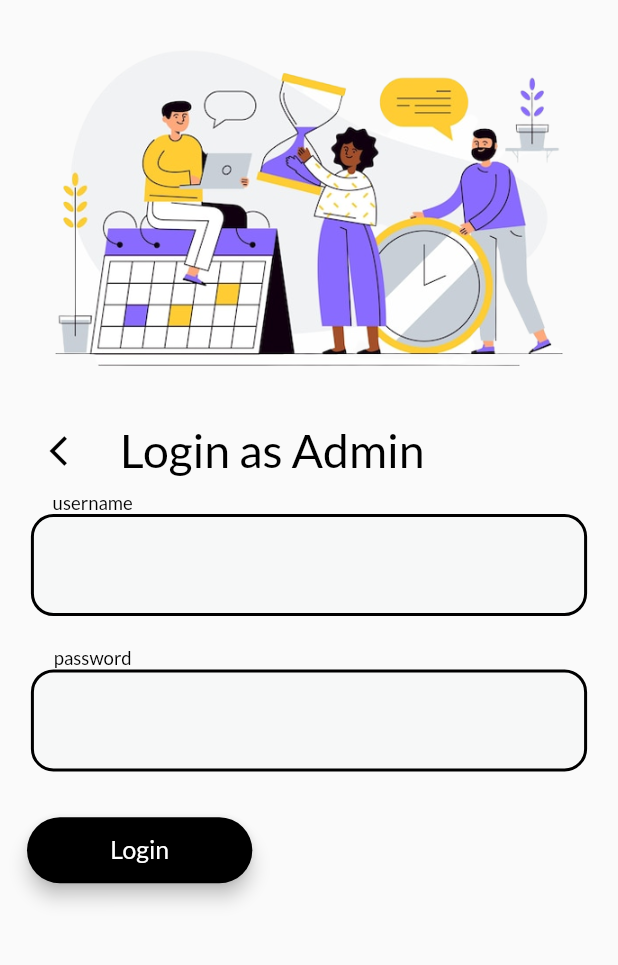
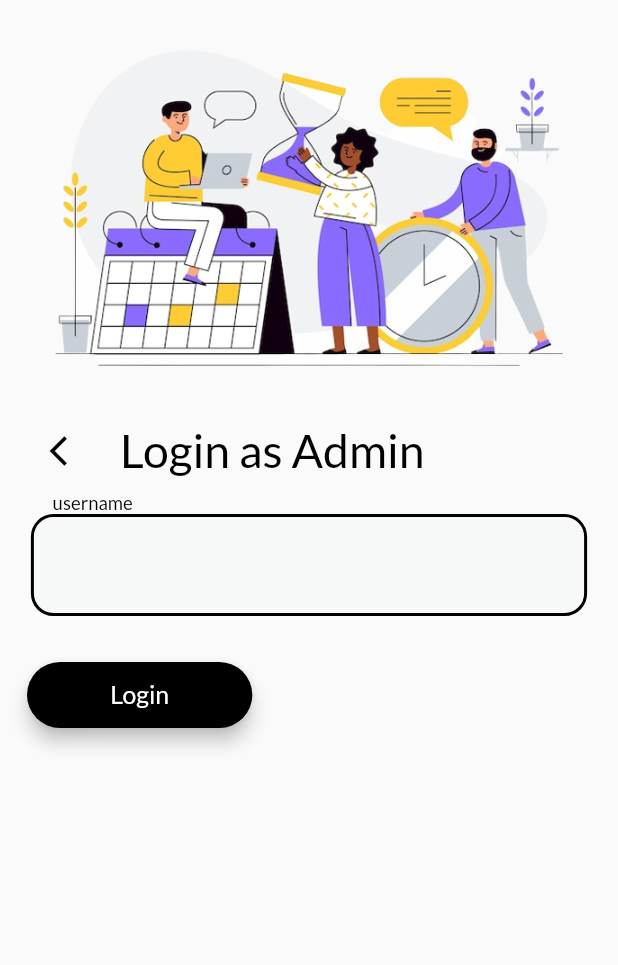
Before and after one commit to hareshbaskaran/SENSE-TASK, a Flutter app: the screen it shows after launch, after a tap on "Login as Admin", on a phone screen of 412 x 824 dp, the part 141-1106 px from its top. Run offline on Flutter 3.47's test engine with Material 2 defaults, Android fonts, the phone set to English and light mode, and no system bars; our stand-ins replace date_time_picker, google_fonts, hive_flutter, realm; missing offline and left inert: mongo_dart, rounded_expansion_tile; accounts and stored records are empty.

```diff
--- a/sense_task/lib/LoginPage.dart
+++ b/sense_task/lib/LoginPage.dart
@@ -198,7 +198,7 @@ class _loginpageState extends State<loginpage> {
                             SizedBox(
                                 height:
                                     MediaQuery.of(context).size.height * 0.025),
-                            Container(
+                         /*   Container(
                               padding: EdgeInsets.fromLTRB(0, 0,
                                   MediaQuery.of(context).size.width * 0.7, 0),
                               child: Text(
@@ -250,7 +250,7 @@ class _loginpageState extends State<loginpage> {
                             ),
                             SizedBox(
                                 height:
-                                    MediaQuery.of(context).size.height * 0.025),
+                                    MediaQuery.of(context).size.height * 0.025),*/
                             Row(
                               children: [
                                 /*Padding(
@@ -444,7 +444,7 @@ class _loginpageState extends State<loginpage> {
                                 SizedBox(
                                     height: MediaQuery.of(context).size.height *
                                         0.025),
-                                Container(
+                     /*           Container(
                                   padding: EdgeInsets.fromLTRB(
                                       0,
                                       0,
@@ -501,7 +501,7 @@ class _loginpageState extends State<loginpage> {
                                 ),
                                 SizedBox(
                                     height: MediaQuery.of(context).size.height *
-                                        0.025),
+                                        0.025),*/
                                 Row(
                                   children: [
                                     /*Padding(
```
